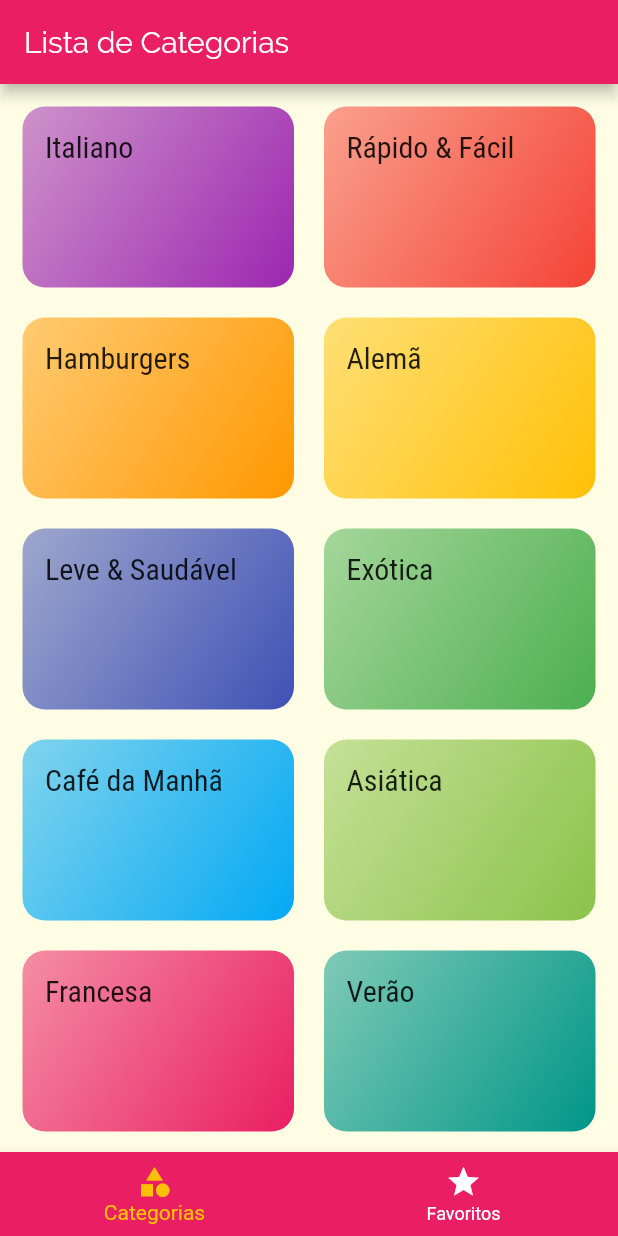
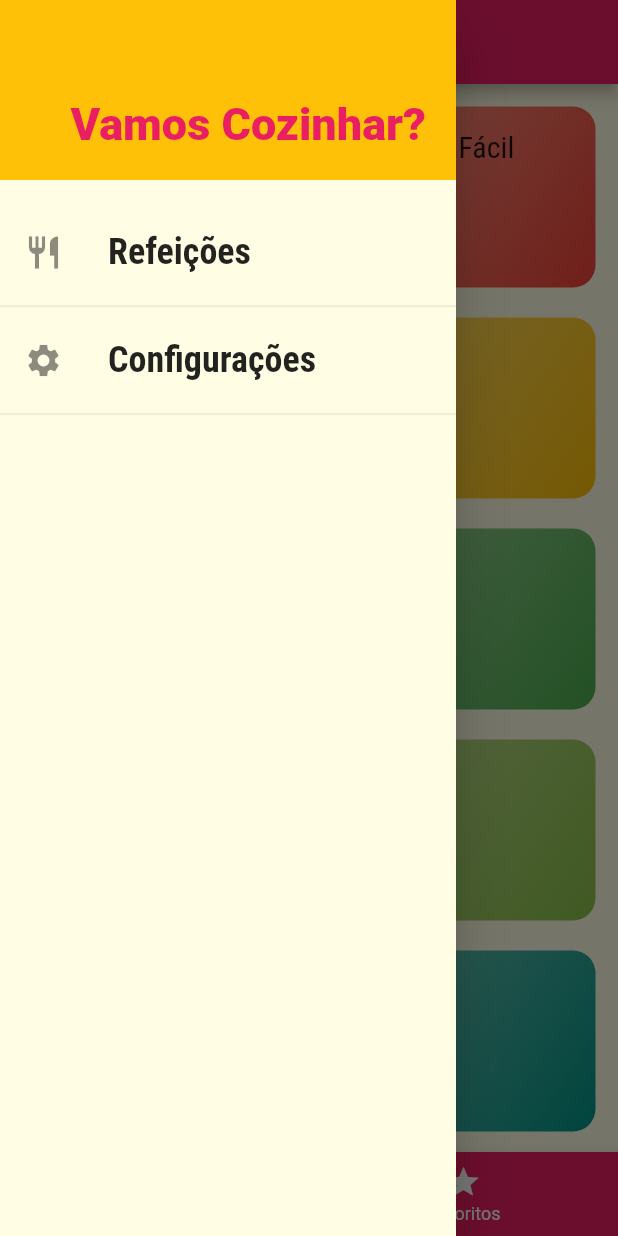
Before and after one commit to carlosrjr/Meals, a Flutter app: the screen it shows after launch, with the side drawer open (before the commit the screen has no drawer), on a phone screen of 412 x 824 dp. Run offline on Flutter 3.47's test engine with Material 2 defaults, Android fonts, the phone set to English and light mode, and no system bars.

Commit message:
[ADD] Adicionando Drawer no app

```diff
--- /dev/null
+++ b/lib/components/main_drawer.dart
@@ -0,0 +1,60 @@
+import 'package:flutter/material.dart';
+import 'package:meals/utils/app_routes.dart';
+
+class MainDrawer extends StatelessWidget {
+  Widget _createItem(IconData icon, String label, Function onTap) {
+    return ListTile(
+      leading: Icon(
+        icon,
+        size: 26,
+      ),
+      title: Text(
+        label,
+        style: TextStyle(
+          fontFamily: 'RobotoCondensed',
+          fontSize: 24,
+          fontWeight: FontWeight.bold,
+        ),
+      ),
+      onTap: onTap,
+    );
+  }
+
+  @override
+  Widget build(BuildContext context) {
+    return Drawer(
+      child: Column(
+        children: <Widget>[
+          Container(
+            height: 120,
+            width: double.infinity,
+            padding: const EdgeInsets.all(20),
+            color: Theme.of(context).accentColor,
+            alignment: Alignment.bottomRight,
+            child: Text(
+              'Vamos Cozinhar?',
+              style: TextStyle(
+                fontWeight: FontWeight.w900,
+                fontSize: 30,
+                color: Theme.of(context).primaryColor,
+              ),
+            ),
+          ),
+          SizedBox(height: 20),
+          _createItem(
+            Icons.restaurant,
+            'Refeições',
+            () => Navigator.of(context).pushNamed(AppRoutes.HOME),
+          ),
+          Divider(),
+          _createItem(
+            Icons.settings,
+            'Configurações',
+            () => Navigator.of(context).pushNamed(AppRoutes.SETTINGS),
+          ),
+          Divider(),
+        ],
+      ),
+    );
+  }
+}
--- a/lib/main.dart
+++ b/lib/main.dart
@@ -2,6 +2,7 @@ import 'package:flutter/material.dart';
 import 'package:meals/screens/categories_meals_screen.dart';
 import 'package:meals/screens/categories_screen.dart';
 import 'package:meals/screens/meal_detail_screen.dart';
+import 'package:meals/screens/settings_screen.dart';
 import 'package:meals/screens/tabs_screen.dart';
 import 'package:meals/utils/app_routes.dart';
 
@@ -30,6 +31,7 @@ class MyApp extends StatelessWidget {
         AppRoutes.HOME: (ctx) => TabsScreen(),
         AppRoutes.CATEGORIES_MEALS: (ctx) => CategoriesMealsScreen(),
         AppRoutes.MEAL_DETAIL: (ctx) => MealDetailScreen(),
+        AppRoutes.SETTINGS: (ctx) => SettingsScreen(),
       },
       onGenerateRoute: (settings) {
         if (settings.name == '/alguma-coisa') {
--- /dev/null
+++ b/lib/screens/settings_screen.dart
@@ -0,0 +1,15 @@
+import 'package:flutter/material.dart';
+
+class SettingsScreen extends StatelessWidget {
+  @override
+  Widget build(BuildContext context) {
+    return Scaffold(
+      appBar: AppBar(
+        title: Text('Configurações'),
+      ),
+      body: Center(
+        child: Text('Configurações'),
+      ),
+    );
+  }
+}
--- a/lib/screens/tabs_screen.dart
+++ b/lib/screens/tabs_screen.dart
@@ -1,4 +1,5 @@
 import 'package:flutter/material.dart';
+import 'package:meals/components/main_drawer.dart';
 import 'package:meals/screens/categories_screen.dart';
 import 'package:meals/screens/favorite_screen.dart';
 
@@ -27,6 +28,7 @@ class _TabsScreenState extends State<TabsScreen> {
       appBar: AppBar(
         title: Text(_screens[_selectedScreenIndex]['title']),
       ),
+      drawer: MainDrawer(),
       body: _screens[_selectedScreenIndex]['screen'],
       bottomNavigationBar: BottomNavigationBar(
         onTap: _selectScreen,
--- a/lib/utils/app_routes.dart
+++ b/lib/utils/app_routes.dart
@@ -2,4 +2,5 @@ class AppRoutes {
   static const HOME = '/';
   static const CATEGORIES_MEALS = '/categories-meals';
   static const MEAL_DETAIL = '/meal-detail';
+  static const SETTINGS = '/settings';
 }
```
